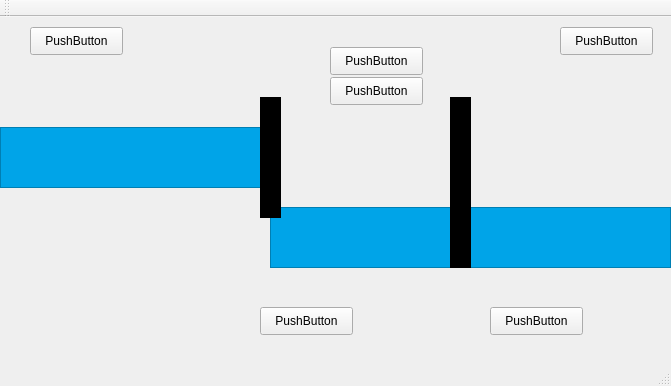
qwendling/TPNote_IHM, file Projet_IHM/Simulation/mainwindow.ui: the form before one commit.
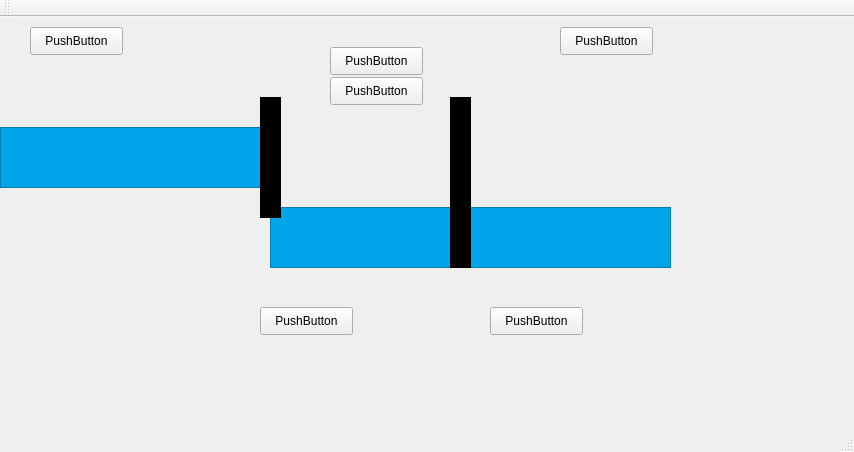
The form after the commit. Icons and pictures are not drawn.

The edit to the form file:
```diff
--- a/Projet_IHM/Simulation/mainwindow.ui
+++ b/Projet_IHM/Simulation/mainwindow.ui
@@ -6,8 +6,8 @@
    <rect>
     <x>0</x>
     <y>0</y>
-    <width>671</width>
-    <height>386</height>
+    <width>854</width>
+    <height>452</height>
    </rect>
   </property>
   <property name="windowTitle">
```
Left out of the diff: 26 changed lines with no effect on the pictures.
